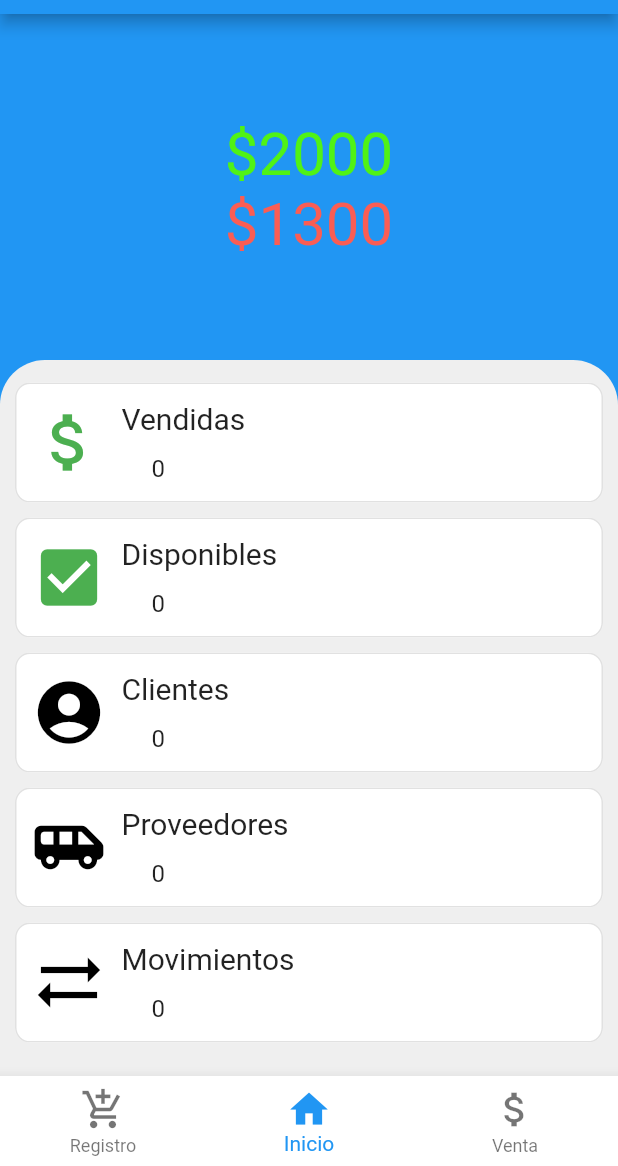
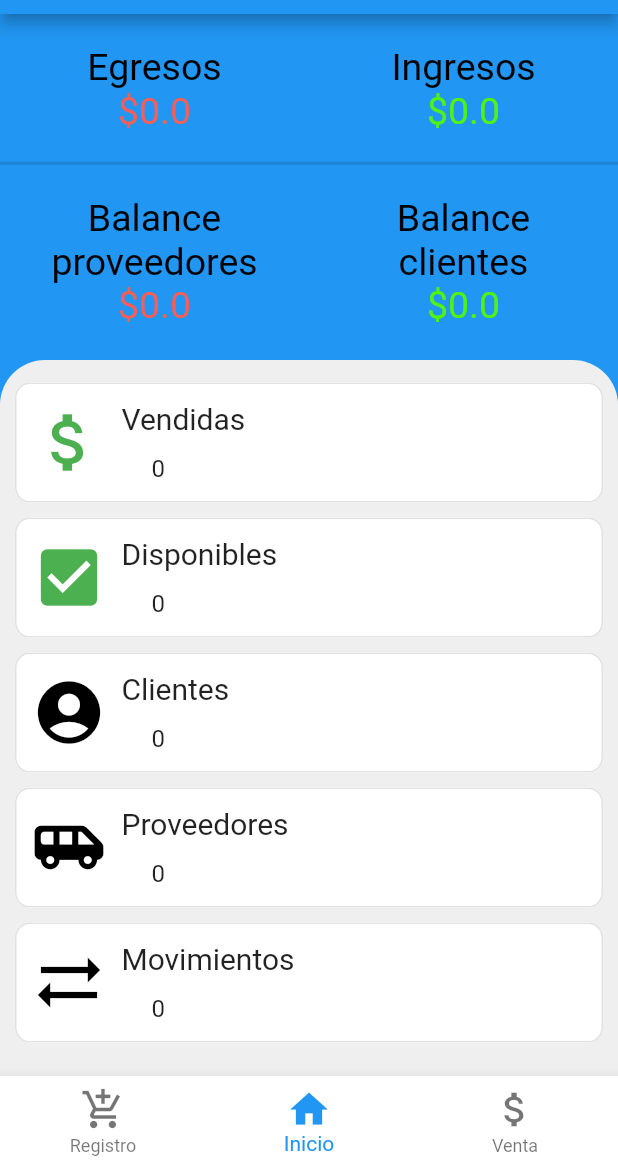
Before and after one commit to Ednover/InventarioPacas, a Flutter app: the screen it shows after launch, on a phone screen of 412 x 824 dp, the part 70-1236 px from its top. Run offline on Flutter 3.47's test engine with Material 2 defaults, Android fonts, the phone set to English and light mode, and no system bars; our stand-ins replace cloud_firestore, firebase_core; accounts and stored records are empty.

Commit message:
Actualización top_resume
Se cambio el top resume, ahora consulta a la base de datos los egresos e ingresos de las pacas, y los balances de los proveedores y los clientes.

```diff
--- a/app_inventory/lib/home/top_resume.dart
+++ b/app_inventory/lib/home/top_resume.dart
@@ -1,8 +1,73 @@
+import 'package:cloud_firestore/cloud_firestore.dart';
 import 'package:flutter/material.dart';
 
-class TopResume extends StatelessWidget {
-  final ganacias = 2000;
-  final gastos = 1300;
+class TopResume extends StatefulWidget {
+  @override
+  _TopResume createState() => _TopResume();
+}
+
+class _TopResume extends State<TopResume> {
+  double totalInputs = 0;
+  double totalOutputs = 0;
+  double totalBalanceProviders = 0;
+  double totalBalanceClients = 0;
+
+  Future<void> queryInputsPacas() async {
+    await FirebaseFirestore.instance
+        .collection('Inputs')
+        .get()
+        .then((QuerySnapshot querySnapshot) {
+      querySnapshot.docs.forEach((doc) {
+        totalOutputs += double.parse(doc['total'].toString());
+      });
+    });
+  }
+
+  Future<void> queryOutputsPacas() async {
+    await FirebaseFirestore.instance
+        .collection('Outputs')
+        .get()
+        .then((QuerySnapshot querySnapshot) {
+      querySnapshot.docs.forEach((doc) {
+        totalInputs += double.parse(doc['total'].toString());
+      });
+    });
+  }
+
+  Future<void> queryBalanceProviders() async {
+    await FirebaseFirestore.instance
+        .collection('Providers')
+        .get()
+        .then((QuerySnapshot querySnapshot) {
+      querySnapshot.docs.forEach((doc) {
+        totalBalanceProviders += double.parse(doc['balance'].toString());
+      });
+    });
+  }
+
+  Future<void> queryBalanceClients() async {
+    await FirebaseFirestore.instance
+        .collection('Clients')
+        .get()
+        .then((QuerySnapshot querySnapshot) {
+      querySnapshot.docs.forEach((doc) {
+        totalBalanceClients += double.parse(doc['balance'].toString());
+      });
+    });
+  }
+
+  void getConsults() async {
+    await queryInputsPacas();
+    await queryOutputsPacas();
+    await queryBalanceProviders();
+    await queryBalanceClients();
+    setState(() {});
+  }
+
+  void initState() {
+    super.initState();
+    getConsults();
+  }
 
   @override
   Widget build(BuildContext context) {
@@ -11,25 +76,116 @@ class TopResume extends StatelessWidget {
       height: MediaQuery.of(context).size.height,
       decoration: BoxDecoration(
         color: Colors.blue,
-        borderRadius: BorderRadius.only(bottomLeft: Radius.circular(40), bottomRight: Radius.circular(40)),
+        borderRadius: BorderRadius.only(
+            bottomLeft: Radius.circular(40), bottomRight: Radius.circular(40)),
       ),
     );
 
-    final texts = Column(
-      crossAxisAlignment: CrossAxisAlignment. center,
+    var inputs = Column(
       children: [
         Text(
-          "\$$ganacias",
+          "Ingresos",
+          style: TextStyle(
+            color: Colors.black,
+            fontSize: 25,
+          ),
+          textAlign: TextAlign.center,
+        ),
+        Text(
+          "\$$totalInputs",
           style: TextStyle(
             color: Color.fromARGB(255, 80, 242, 22),
-            fontSize: 40,
-          )
+            fontSize: 25,
+          ),
+          textAlign: TextAlign.center,
+        ),
+      ],
+    );
+
+    var outputs = Column(
+      children: [
+        Text(
+          "Egresos",
+          style: TextStyle(
+            color: Colors.black,
+            fontSize: 25,
+          ),
+          textAlign: TextAlign.center,
         ),
         Text(
-          "\$$gastos",
+          "\$$totalOutputs",
           style: TextStyle(
             color: Color.fromARGB(255, 250, 93, 84),
-            fontSize: 40,
+            fontSize: 25,
+          ),
+          textAlign: TextAlign.center,
+        ),
+      ],
+    );
+
+    var balanceProviders = Column(
+      children: [
+        Text(
+          "Balance\nproveedores",
+          style: TextStyle(
+            color: Colors.black,
+            fontSize: 25,
+          ),
+          textAlign: TextAlign.center,
+        ),
+        Text(
+          "\$$totalBalanceProviders",
+          style: TextStyle(
+            color: Color.fromARGB(255, 250, 93, 84),
+            fontSize: 25,
+          ),
+          textAlign: TextAlign.center,
+        ),
+      ],
+    );
+
+    var balanceClients = Column(
+      children: [
+        Text(
+          "Balance\nclientes",
+          style: TextStyle(
+            color: Colors.black,
+            fontSize: 25,
+          ),
+          textAlign: TextAlign.center,
+        ),
+        Text(
+          "\$$totalBalanceClients",
+          style: TextStyle(
+            color: Color.fromARGB(255, 80, 242, 22),
+            fontSize: 25,
+          ),
+          textAlign: TextAlign.center,
+        ),
+      ],
+    );
+
+    final texts = Row(
+      mainAxisAlignment: MainAxisAlignment.spaceEvenly,
+      children: [
+        Expanded(
+          child: Column(
+            mainAxisAlignment: MainAxisAlignment.spaceEvenly,
+            children: [
+              outputs,
+              Divider(height: 0, thickness: 2),
+              balanceProviders,
+            ],
+          ),
+        ),
+        Expanded(
+          child: Column(
+            mainAxisAlignment: MainAxisAlignment.spaceEvenly,
+            children: [
+              inputs,
+              Divider(height: 0, thickness: 2),
+              balanceClients,
+            ],
           ),
         ),
       ],
@@ -38,12 +194,13 @@ class TopResume extends StatelessWidget {
     return Stack(
       children: <Widget>[
         background,
-        Positioned(
+        //Positioned(width: MediaQuery.of(context).size.width, top: 70, child: texts),
+        Container(
           width: MediaQuery.of(context).size.width,
-          top: 70,
-          child: texts
+          height: 230,
+          child: texts,
         ),
-    ],
+      ],
     );
   }
 }
```
